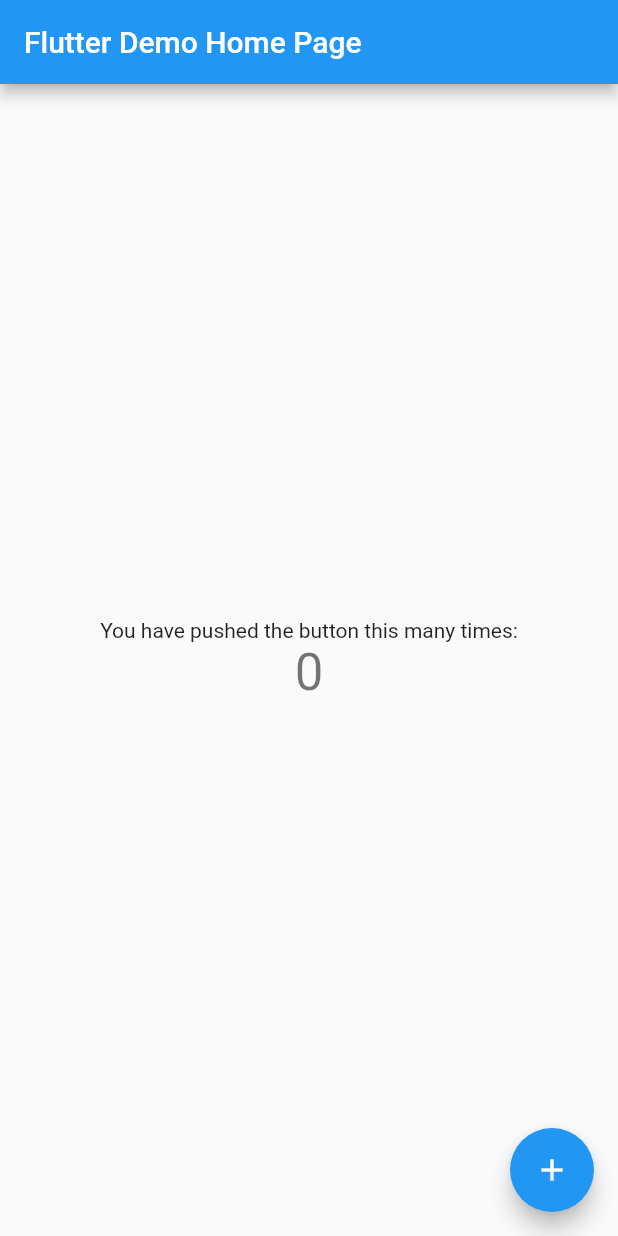
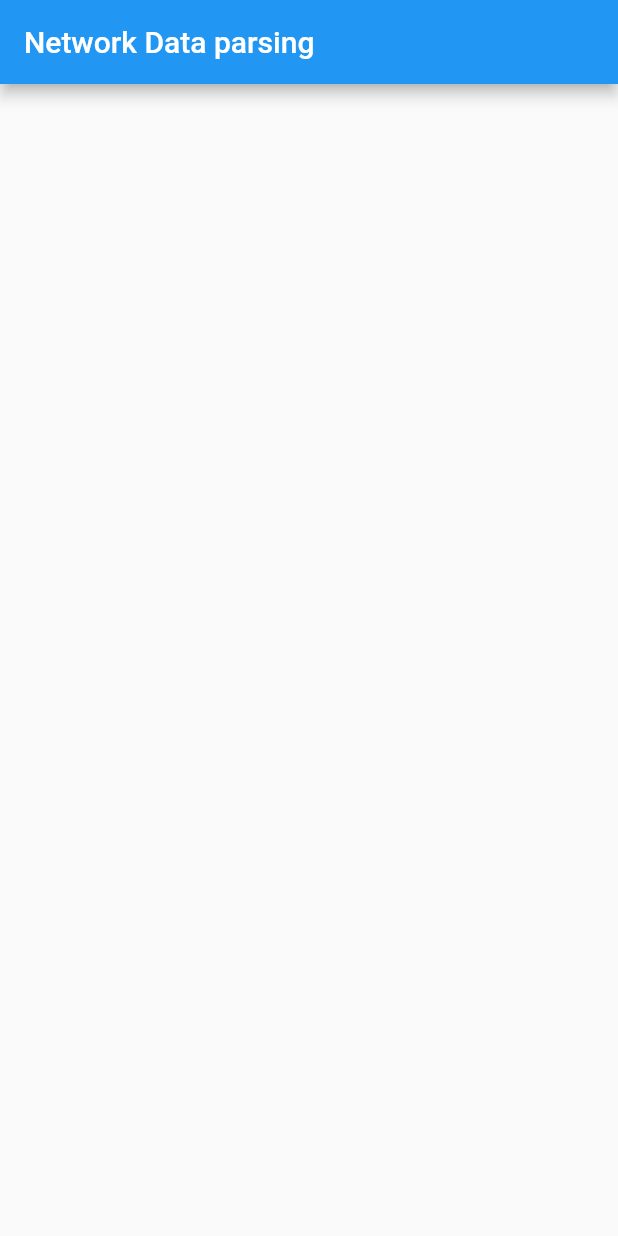
Before and after one commit to AbdulKadharS/http_parsing, a Flutter app: the screen it shows after launch, on a phone screen of 412 x 824 dp. Run offline on Flutter 3.47's test engine with Material 2 defaults, Android fonts, the phone set to English and light mode, and no system bars; network calls fail.

```diff
--- a/lib/main.dart
+++ b/lib/main.dart
@@ -1,4 +1,5 @@
 import 'package:flutter/material.dart';
+import 'package:parsing/screen/home_screen.dart';
 
 void main() {
   runApp(const MyApp());
@@ -11,58 +12,10 @@ class MyApp extends StatelessWidget {
   @override
   Widget build(BuildContext context) {
     return MaterialApp(
-      title: 'Flutter Demo',
-      theme: ThemeData(
-        primarySwatch: Colors.blue,
-      ),
-      home: const MyHomePage(title: 'Flutter Demo Home Page'),
-    );
+        title: 'Flutter Demo',
+        theme: ThemeData(
+          primarySwatch: Colors.blue,
+        ),
+        home: const HomeScreen());
   }
 }
-
-class MyHomePage extends StatefulWidget {
-  const MyHomePage({Key? key, required this.title}) : super(key: key);
-
-  final String title;
-
-  @override
-  State<MyHomePage> createState() => _MyHomePageState();
-}
-
-class _MyHomePageState extends State<MyHomePage> {
-  int _counter = 0;
-
-  void _incrementCounter() {
-    setState(() {
-      _counter++;
-    });
-  }
-
-  @override
-  Widget build(BuildContext context) {
-    return Scaffold(
-      appBar: AppBar(
-        title: Text(widget.title),
-      ),
-      body: Center(
-        child: Column(
-          mainAxisAlignment: MainAxisAlignment.center,
-          children: <Widget>[
-            const Text(
-              'You have pushed the button this many times:',
-            ),
-            Text(
-              '$_counter',
-              style: Theme.of(context).textTheme.headline4,
-            ),
-          ],
-        ),
-      ),
-      floatingActionButton: FloatingActionButton(
-        onPressed: _incrementCounter,
-        tooltip: 'Increment',
-        child: const Icon(Icons.add),
-      ), // This trailing comma makes auto-formatting nicer for build methods.
-    );
-  }
-}
--- /dev/null
+++ b/lib/screen/home_screen.dart
@@ -0,0 +1,37 @@
+import 'dart:convert';
+
+import 'package:flutter/material.dart';
+import 'package:http/http.dart' as http;
+
+class HomeScreen extends StatefulWidget {
+  const HomeScreen({Key? key}) : super(key: key);
+
+  @override
+  State<HomeScreen> createState() => _HomeScreenState();
+}
+
+class _HomeScreenState extends State<HomeScreen> {
+  void fetchData() async {
+    final response = await http
+        .get(Uri.parse('https://jsonplaceholder.typicode.com/albums'));
+    final networkData = jsonDecode(response.body);
+    print(response.body);
+    print(networkData[0]['userId']);
+  }
+
+  @override
+  void initState() {
+    super.initState();
+    fetchData();
+  }
+
+  @override
+  Widget build(BuildContext context) {
+    return Scaffold(
+      appBar: AppBar(
+        title: Text("Network Data parsing"),
+      ),
+      body: Container(),
+    );
+  }
+}
```
